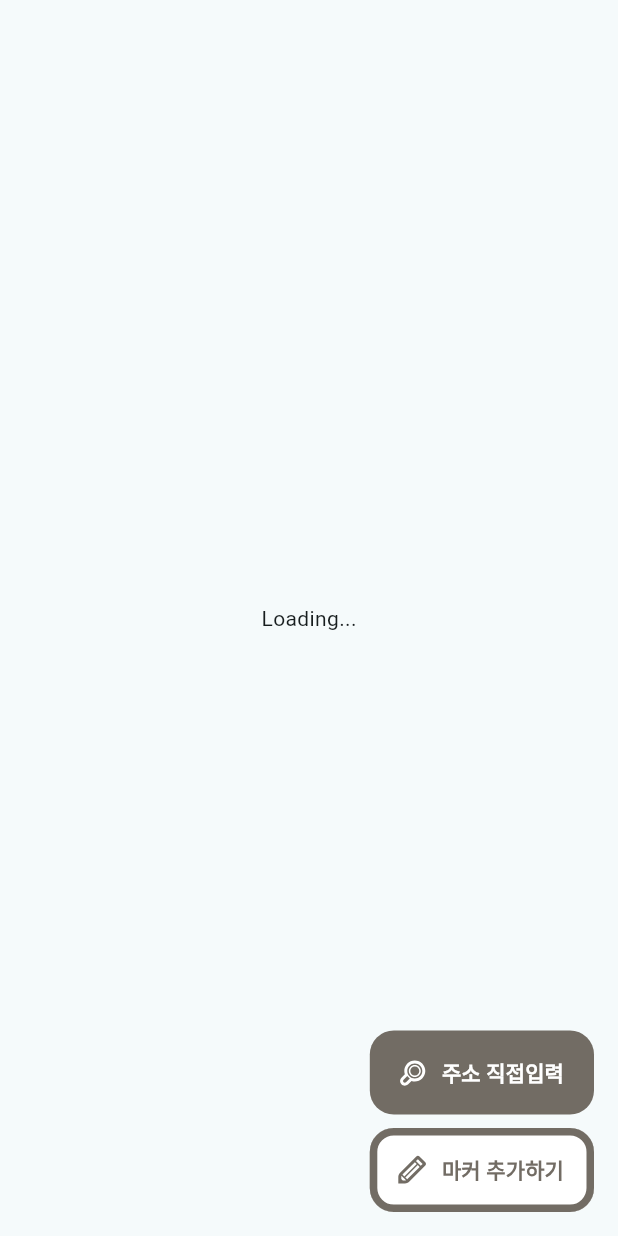
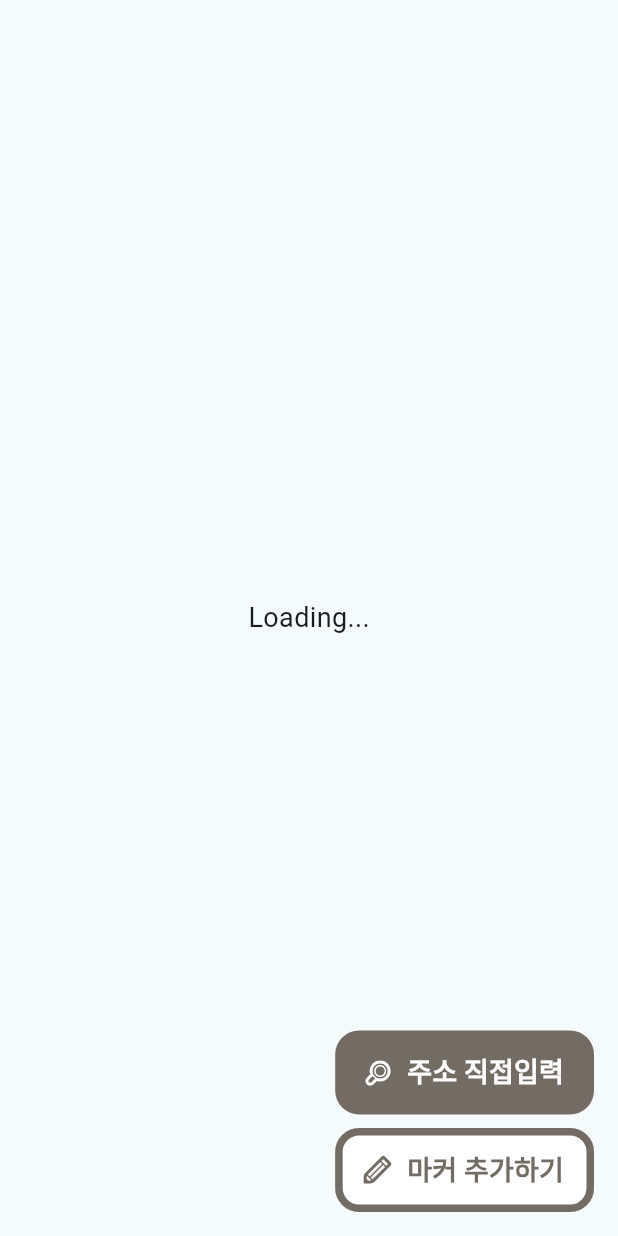
Before and after one commit to rosf73/mat-surveyor, a Flutter app: the screen it shows after launch, after a tap on "주소 직접입력", on a phone screen of 412 x 824 dp. Run offline on Flutter 3.47's test engine with Material 2 defaults, Android fonts, the phone set to English and light mode, and no system bars; our stand-ins replace dotted_border, flutter_rating_bar, flutter_svg, geolocator, go_router, image_picker and 2 more; missing offline and left inert: flutter_config, flutter_naver_map; Roboto replaces fonts that are missing (main_font).

Commit message:
feat/#23: 테마 폰트 및 전체적인 텍스트 사이즈 변경

```diff
--- a/lib/floating_action.dart
+++ b/lib/floating_action.dart
@@ -22,6 +22,7 @@ class AddExtendButton extends StatelessWidget {
         style: TextStyle(
           fontWeight: FontWeight.bold,
           color: MatColors.onPrimary,
+          fontSize: 18,
         ),
       ),
       icon: const Icon(Typicons.pencil, color: MatColors.onPrimary),
@@ -60,6 +61,7 @@ class AddOnCurrentPositionButton extends StatelessWidget {
         style: TextStyle(
           fontWeight: FontWeight.bold,
           color: MatColors.primary,
+          fontSize: 18,
         ),
       ),
       icon: const Icon(
@@ -91,6 +93,7 @@ class AddOnNewPositionButton extends StatelessWidget {
         style: TextStyle(
           fontWeight: FontWeight.bold,
           color: MatColors.primary,
+          fontSize: 18,
         ),
       ),
       icon: const Icon(
--- a/lib/mat_surveyors_app.dart
+++ b/lib/mat_surveyors_app.dart
@@ -31,6 +31,7 @@ class MatSurveyorsApp extends StatelessWidget {
           foregroundColor: Colors.white,
         ),
         dialogBackgroundColor: Colors.white,
+        fontFamily: 'main_font',
       ),
       routerConfig: GoRouter(routes: [
         GoRoute(
@@ -82,7 +83,7 @@ class MainScreen extends StatelessWidget {
 
   @override
   Widget build(BuildContext context) {
-    return (viewType == ViewType.loading) ? const Center(child: Text('Loading...'))
+    return (viewType == ViewType.loading) ? const Center(child: Text('Loading...', style: TextStyle(fontSize: 18)))
         : (viewType == ViewType.notice) ? const LocationOnboard()
         : (position != null) ? const MatMap()
         : const Center(child: Text('지도를 불러오지 못했습니다.\nError: no position data'));
--- a/pubspec.yaml
+++ b/pubspec.yaml
@@ -89,7 +89,10 @@ flutter:
   # "family" key with the font family name, and a "fonts" key with a
   # list giving the asset and other descriptors for the font. For
   # example:
-  # fonts:
+  fonts:
+    - family: main_font
+      fonts:
+        - asset: assets/fonts/nanum_grandfather.ttf
   #   - family: Schyler
   #     fonts:
   #       - asset: fonts/Schyler-Regular.ttf
```
Also changed, not shown: lib/add.dart (+6 -5 lines), 1 other file.
